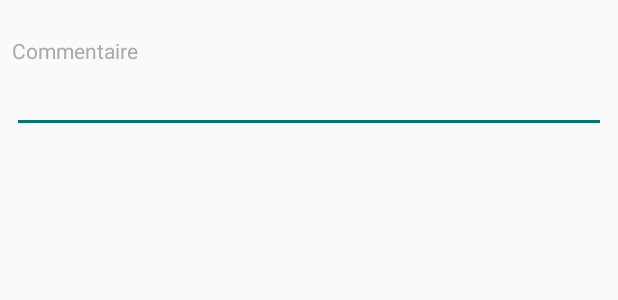
After one commit to gironnetd/MoodTracker, an Android app: the layout dialog_comment.xml on its own in the app's theme, with its tools: preview values and no code run, on a phone screen of 412 x 824 dp. The commit adds this screen. Shown: the top 300 px of the screen. Run offline under Robolectric (Android 15) with nearby library versions, the phone set to English and light mode, and no system bars.

Commit message:
Add comment to mood
 - create custom alert dialog
 - keep comment in shared preference
 - display current comment when showing dialog box

```diff
--- a/app/src/main/res/layout/activity_mood.xml
+++ b/app/src/main/res/layout/activity_mood.xml
@@ -28,7 +28,8 @@
         android:scaleType="fitXY"
         android:src="@drawable/ic_note_add_black"
         app:layout_constraintBottom_toBottomOf="parent"
-        app:layout_constraintLeft_toLeftOf="parent" />
+        app:layout_constraintLeft_toLeftOf="parent"
+        android:onClick="writeComment"/>
 
     <ImageView
         android:id="@+id/iv_historic"
--- /dev/null
+++ b/app/src/main/res/layout/dialog_comment.xml
@@ -0,0 +1,23 @@
+<?xml version="1.0" encoding="utf-8"?>
+
+<LinearLayout
+    xmlns:android="http://schemas.android.com/apk/res/android"
+    android:layout_width="match_parent"
+    android:layout_height="match_parent"
+    android:orientation="vertical"
+    android:padding="8dp">
+
+    <TextView
+        android:id="@+id/label_comment"
+        android:layout_width="wrap_content"
+        android:layout_height="wrap_content"
+        android:text="Commentaire"
+        android:textColor="@android:color/darker_gray"
+        android:layout_marginTop="16dp"/>
+
+    <EditText
+        android:id="@+id/edit_text_comment"
+        android:layout_width="match_parent"
+        android:layout_height="wrap_content" />
+
+</LinearLayout>
```
Also changed, not shown: app/src/main/java/com/ocr/moodtracker/MoodActivity.java (+34 -0 lines).
